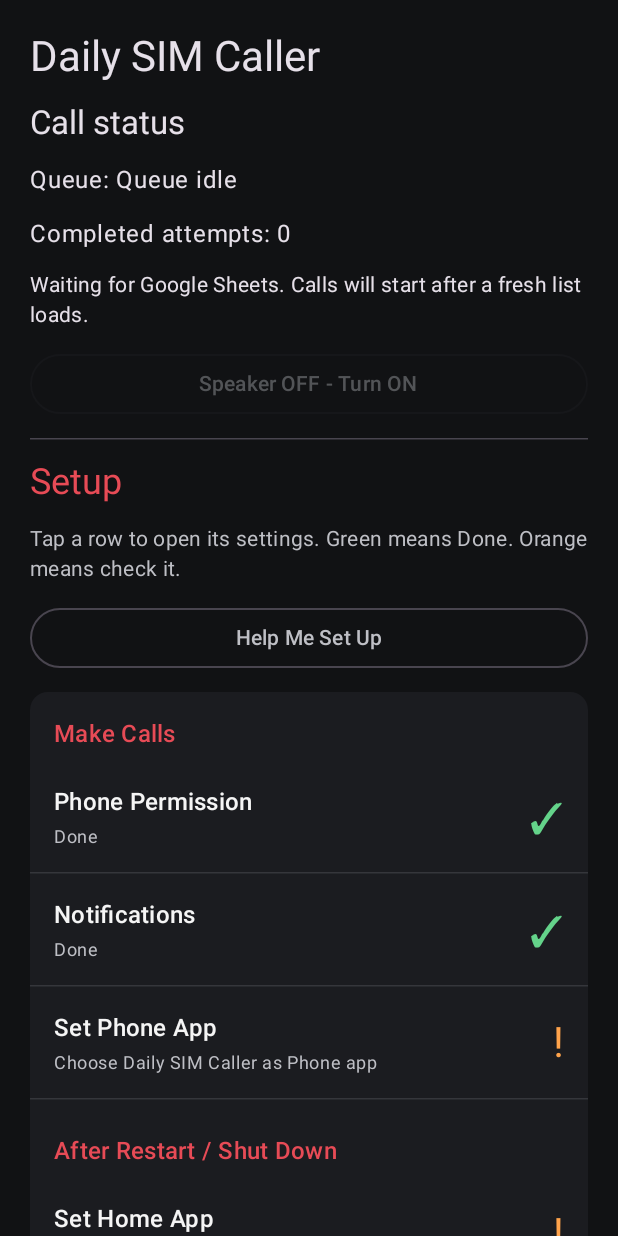
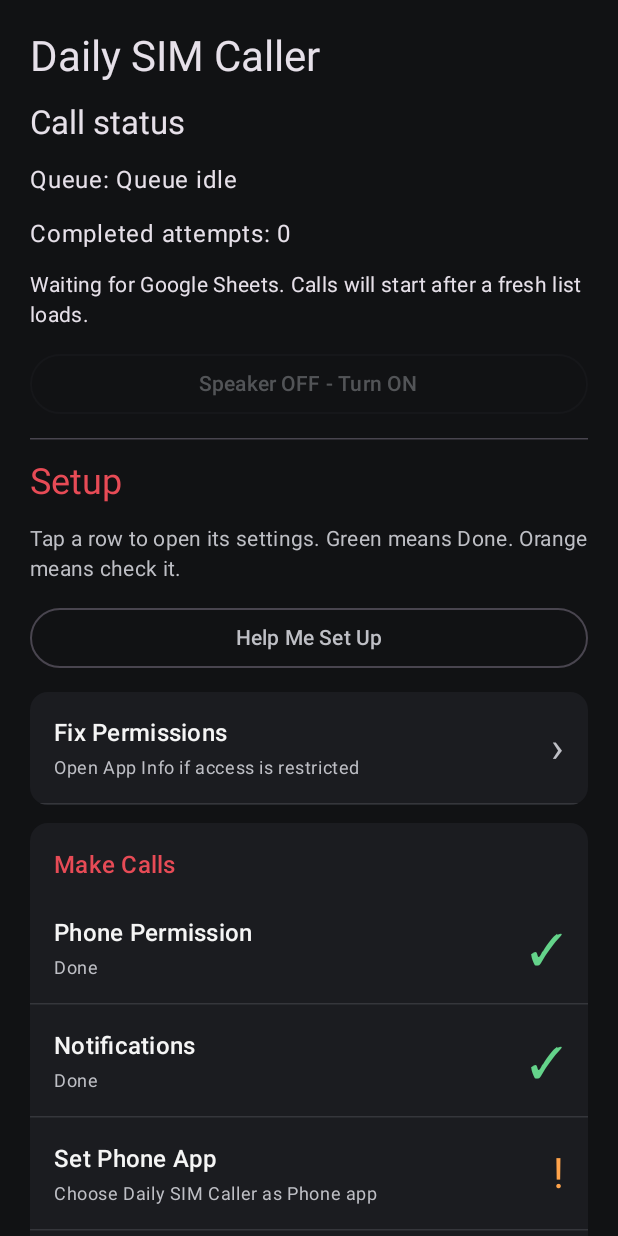
Before and after one commit to marinesdude05/DailySIMCaller, an Android app built with Jetpack Compose: the screen it shows after launch (MainActivity), on a phone screen of 412 x 824 dp. Run offline under Robolectric (Android 15) with nearby library versions, the phone set to English and light mode, and no system bars.

Commit message:
ui: put Fix Permissions under Help Me Set Up and remove Battery Settings

```diff
--- a/app/src/main/java/com/example/dailysimcaller/MainActivity.kt
+++ b/app/src/main/java/com/example/dailysimcaller/MainActivity.kt
@@ -14,7 +14,6 @@ import android.content.pm.PackageManager
 import android.net.Uri
 import android.os.Build
 import android.os.Bundle
-import android.os.PowerManager
 import android.provider.Settings
 import android.telecom.TelecomManager
 import androidx.activity.ComponentActivity
@@ -790,9 +789,6 @@ class MainActivity : ComponentActivity() {
                         Build.VERSION.SDK_INT < 33 || checkSelfPermission(
                             Manifest.permission.POST_NOTIFICATIONS) == PackageManager.PERMISSION_GRANTED
                     }
-                    val batteryReady = remember(resumeCount, guidedPulse) {
-                        getSystemService(PowerManager::class.java).isIgnoringBatteryOptimizations(packageName)
-                    }
                     OutlinedButton(
                         onClick = {
                             if (isShutdownHelperApproved()) {
@@ -811,6 +807,15 @@ class MainActivity : ComponentActivity() {
                         modifier = Modifier.fillMaxWidth()
                     ) {
                         Text("Help Me Set Up")
+                    }
+                    // Put Fix Permissions immediately below Help Me Set Up.
+                    // Android itself still controls approval of restricted settings.
+                    Card(colors = CardDefaults.cardColors(containerColor = MaterialTheme.colorScheme.surface)) {
+                        SetupPermissionRow("Fix Permissions", "Open App Info if access is restricted",
+                            null, fixPermissionsOpened) {
+                            fixPermissionsOpened = true
+                            openPhoneAppInfo(guided = false)
+                        }
                     }
                     if (restrictedHelperStep != 0) {
                         Card(modifier = Modifier.fillMaxWidth()) {
@@ -954,21 +959,6 @@ class MainActivity : ComponentActivity() {
                                 homeReady, homeSettingsOpened) {
                                 homeSettingsOpened = true
                                 requestHomeRole()
-                            }
-                            SetupPermissionRow("Battery Settings", "Optional: allow background activity",
-                                batteryReady) {
-                                try {
-                                    startActivity(Intent(Settings.ACTION_IGNORE_BATTERY_OPTIMIZATION_SETTINGS))
-                                } catch (_: Exception) {
-                                    startActivity(Intent(Settings.ACTION_APPLICATION_DETAILS_SETTINGS).apply {
-                                        data = Uri.parse("package:$packageName")
-                                    })
-                                }
-                            }
-                            SetupPermissionRow("Fix Permissions", "Open App Info if access is restricted",
-                                null, fixPermissionsOpened) {
-                                fixPermissionsOpened = true
-                                openPhoneAppInfo(guided = false)
                             }
                             SetupPermissionRow("Shut Down Helper", "Accessibility access for power off",
                                 powerAccessReady, accessibilitySettingsOpened) {
```
